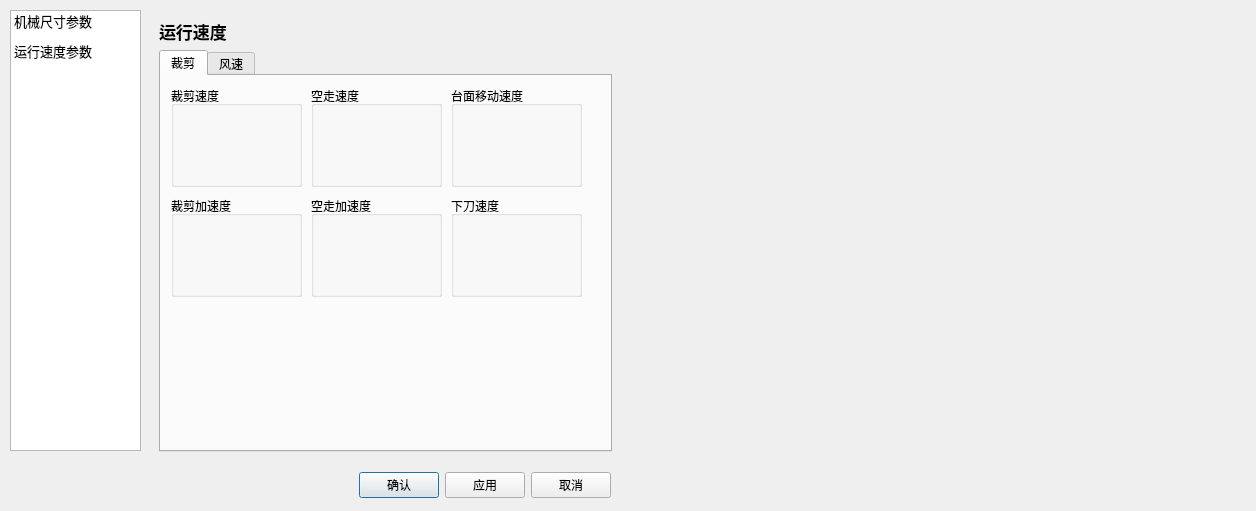
This is settings.ui in stonefjd/Cutting as Qt 5 draws it before an edit. The edited form follows.
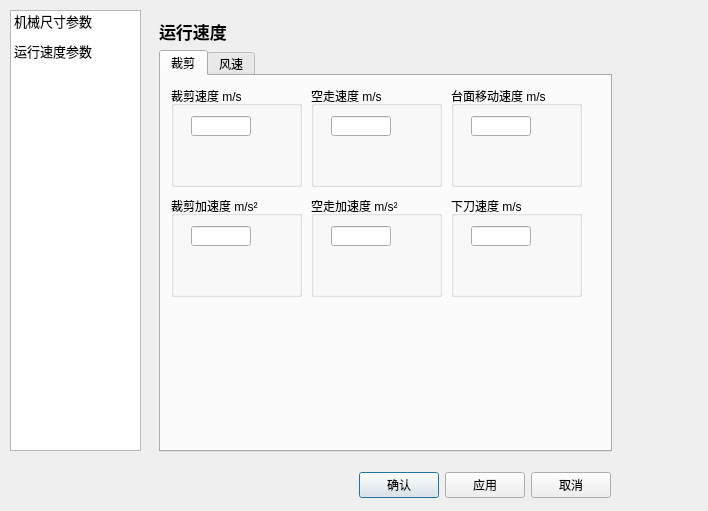
This is the edited form.

Commit message: [TOK]half UI;GTS ok

Patch:
```diff
--- a/settings.ui
+++ b/settings.ui
@@ -6,7 +6,7 @@
    <rect>
     <x>0</x>
     <y>0</y>
-    <width>1256</width>
+    <width>708</width>
     <height>511</height>
    </rect>
   </property>
@@ -2134,8 +2134,42 @@
             </rect>
            </property>
            <property name="title">
-            <string>裁剪速度</string>
+            <string>裁剪速度 m/s</string>
            </property>
+           <widget class="QLineEdit" name="lineEditCuttingY_2">
+            <property name="geometry">
+             <rect>
+              <x>20</x>
+              <y>30</y>
+              <width>60</width>
+              <height>20</height>
+             </rect>
+            </property>
+            <property name="sizePolicy">
+             <sizepolicy hsizetype="Preferred" vsizetype="Fixed">
+              <horstretch>0</horstretch>
+              <verstretch>0</verstretch>
+             </sizepolicy>
+            </property>
+            <property name="minimumSize">
+             <size>
+              <width>60</width>
+              <height>0</height>
+             </size>
+            </property>
+            <property name="maximumSize">
+             <size>
+              <width>60</width>
+              <height>16777215</height>
+             </size>
+            </property>
+            <property name="text">
+             <string/>
+            </property>
+            <property name="alignment">
+             <set>Qt::AlignRight|Qt::AlignTrailing|Qt::AlignVCenter</set>
+            </property>
+           </widget>
           </widget>
           <widget class="QGroupBox" name="groupBox_10">
            <property name="geometry">
@@ -2147,8 +2181,42 @@
             </rect>
            </property>
            <property name="title">
-            <string>裁剪加速度</string>
+            <string>裁剪加速度 m/s²</string>
            </property>
+           <widget class="QLineEdit" name="lineEditCuttingY_5">
+            <property name="geometry">
+             <rect>
+              <x>20</x>
+              <y>30</y>
+              <width>60</width>
+              <height>20</height>
+             </rect>
+            </property>
+            <property name="sizePolicy">
+             <sizepolicy hsizetype="Preferred" vsizetype="Fixed">
+              <horstretch>0</horstretch>
+              <verstretch>0</verstretch>
+             </sizepolicy>
+            </property>
+            <property name="minimumSize">
+             <size>
+              <width>60</width>
+              <height>0</height>
+             </size>
+            </property>
+            <property name="maximumSize">
+             <size>
+              <width>60</width>
+              <height>16777215</height>
+             </size>
+            </property>
+            <property name="text">
+             <string/>
+            </property>
+            <property name="alignment">
+             <set>Qt::AlignRight|Qt::AlignTrailing|Qt::AlignVCenter</set>
+            </property>
+           </widget>
           </widget>
           <widget class="QGroupBox" name="groupBox_11">
            <property name="geometry">
@@ -2160,8 +2228,42 @@
             </rect>
            </property>
            <property name="title">
-            <string>空走速度</string>
+            <string>空走速度 m/s</string>
            </property>
+           <widget class="QLineEdit" name="lineEditCuttingY_3">
+            <property name="geometry">
+             <rect>
+              <x>20</x>
+              <y>30</y>
+              <width>60</width>
+              <height>20</height>
+             </rect>
+            </property>
+            <property name="sizePolicy">
+             <sizepolicy hsizetype="Preferred" vsizetype="Fixed">
+              <horstretch>0</horstretch>
+              <verstretch>0</verstretch>
+             </sizepolicy>
+            </property>
+            <property name="minimumSize">
+             <size>
+              <width>60</width>
+              <height>0</height>
+             </size>
+            </property>
+            <property name="maximumSize">
+             <size>
+              <width>60</width>
+              <height>16777215</height>
+             </size>
+            </property>
+            <property name="text">
+             <string/>
+            </property>
+            <property name="alignment">
+             <set>Qt::AlignRight|Qt::AlignTrailing|Qt::AlignVCenter</set>
+            </property>
+           </widget>
           </widget>
           <widget class="QGroupBox" name="groupBox_12">
            <property name="geometry">
@@ -2173,8 +2275,42 @@
             </rect>
            </property>
            <property name="title">
-            <string>空走加速度</string>
+            <string>空走加速度 m/s²</string>
            </property>
+           <widget class="QLineEdit" name="lineEditCuttingY_6">
+            <property name="geometry">
+             <rect>
+              <x>20</x>
+              <y>30</y>
+              <width>60</width>
+              <height>20</height>
+             </rect>
+            </property>
+            <property name="sizePolicy">
+             <sizepolicy hsizetype="Preferred" vsizetype="Fixed">
+              <horstretch>0</horstretch>
+              <verstretch>0</verstretch>
+             </sizepolicy>
+            </property>
+            <property name="minimumSize">
+             <size>
+              <width>60</width>
+              <height>0</height>
+             </size>
+            </property>
+            <property name="maximumSize">
+             <size>
+              <width>60</width>
+              <height>16777215</height>
+             </size>
+            </property>
+            <property name="text">
+             <string/>
+            </property>
+            <property name="alignment">
+             <set>Qt::AlignRight|Qt::AlignTrailing|Qt::AlignVCenter</set>
+            </property>
+           </widget>
           </widget>
           <widget class="QGroupBox" name="groupBox_13">
            <property name="geometry">
@@ -2186,8 +2322,42 @@
             </rect>
            </property>
            <property name="title">
-            <string>台面移动速度</string>
+            <string>台面移动速度 m/s</string>
            </property>
+           <widget class="QLineEdit" name="lineEditCuttingY_4">
+            <property name="geometry">
+             <rect>
+              <x>20</x>
+              <y>30</y>
+              <width>60</width>
+              <height>20</height>
+             </rect>
+            </property>
+            <property name="sizePolicy">
+             <sizepolicy hsizetype="Preferred" vsizetype="Fixed">
+              <horstretch>0</horstretch>
+              <verstretch>0</verstretch>
+             </sizepolicy>
+            </property>
+            <property name="minimumSize">
+             <size>
+              <width>60</width>
+              <height>0</height>
+             </size>
+            </property>
+            <property name="maximumSize">
+             <size>
+              <width>60</width>
+              <height>16777215</height>
+             </size>
+            </property>
+            <property name="text">
+             <string/>
+            </property>
+            <property name="alignment">
+             <set>Qt::AlignRight|Qt::AlignTrailing|Qt::AlignVCenter</set>
+            </property>
+           </widget>
           </widget>
           <widget class="QGroupBox" name="groupBox_14">
            <property name="geometry">
@@ -2199,8 +2369,42 @@
             </rect>
            </property>
            <property name="title">
-            <string>下刀速度</string>
+            <string>下刀速度 m/s</string>
            </property>
+           <widget class="QLineEdit" name="lineEditCuttingY_7">
+            <property name="geometry">
+             <rect>
+              <x>20</x>
+              <y>30</y>
+              <width>60</width>
+              <height>20</height>
+             </rect>
+            </property>
+            <property name="sizePolicy">
+             <sizepolicy hsizetype="Preferred" vsizetype="Fixed">
+              <horstretch>0</horstretch>
+              <verstretch>0</verstretch>
+             </sizepolicy>
+            </property>
+            <property name="minimumSize">
+             <size>
+              <width>60</width>
+              <height>0</height>
+             </size>
+            </property>
+            <property name="maximumSize">
+             <size>
+              <width>60</width>
+              <height>16777215</height>
+             </size>
+            </property>
+            <property name="text">
+             <string/>
+            </property>
+            <property name="alignment">
+             <set>Qt::AlignRight|Qt::AlignTrailing|Qt::AlignVCenter</set>
+            </property>
+           </widget>
           </widget>
          </widget>
          <widget class="QWidget" name="tabSpeedFan">
```
Left out of the diff: 104 changed lines with no effect on the pictures. The commit also changes 4 other files.
